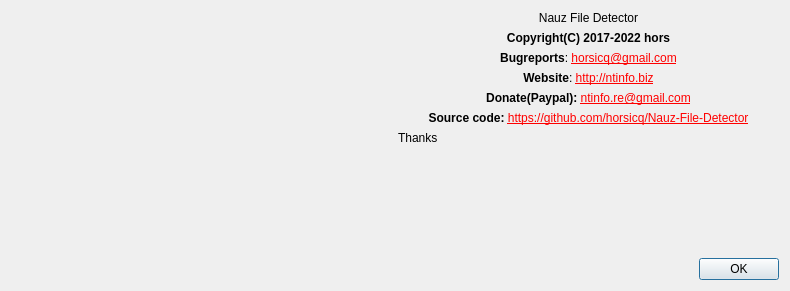
First picture: the form in gui_source/dialogabout.ui, repository horsicq/Nauz-File-Detector, before the edit.
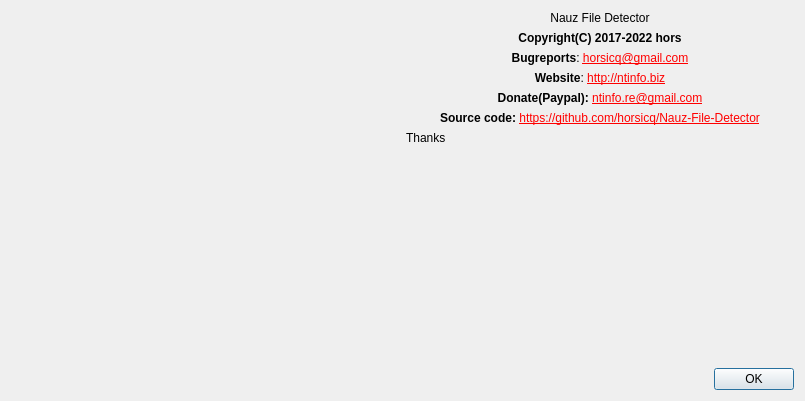
Second picture: the form after the edit. Icons and pictures are not drawn.

What changed in the file:
```diff
--- a/gui_source/dialogabout.ui
+++ b/gui_source/dialogabout.ui
@@ -9,8 +9,8 @@
    <rect>
     <x>0</x>
     <y>0</y>
-    <width>790</width>
-    <height>291</height>
+    <width>805</width>
+    <height>401</height>
    </rect>
   </property>
   <property name="windowTitle">
@@ -19,10 +19,12 @@
   <property name="modal">
    <bool>true</bool>
   </property>
-  <layout class="QVBoxLayout" name="verticalLayout_2">
+  <layout class="QVBoxLayout" name="verticalLayout_3">
    <item>
     <layout class="QHBoxLayout" name="horizontalLayout_2">
      <item>
+      <layout class="QVBoxLayout" name="verticalLayout_2">
+       <item>
       <widget class="QLabel" name="labelLogo">
        <property name="sizePolicy">
         <sizepolicy hsizetype="Preferred" vsizetype="Preferred">
@@ -46,6 +48,8 @@
         <set>Qt::AlignCenter</set>
        </property>
       </widget>
+       </item>
+      </layout>
      </item>
      <item>
       <layout class="QVBoxLayout" name="verticalLayout">
```
Lines whose indentation alone changed are shown as unchanged.
